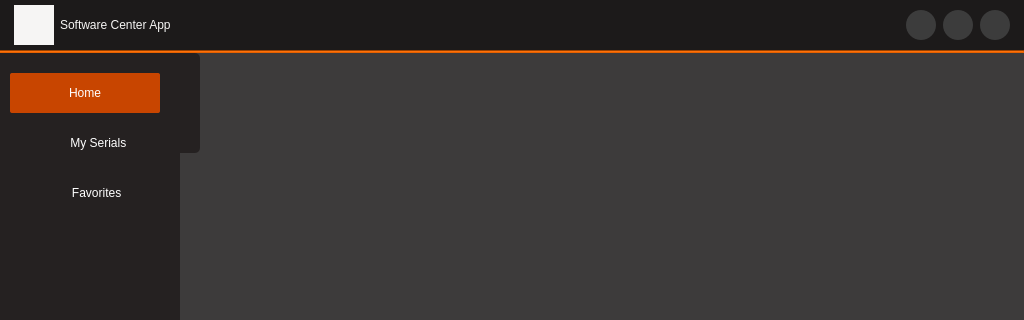
frknrnn/Qt_AppStore, file mainwindow.ui: the form before one commit; both pictures show x 0 to 1024 and y 0 to 320 of the 1024 by 640 pixel window.
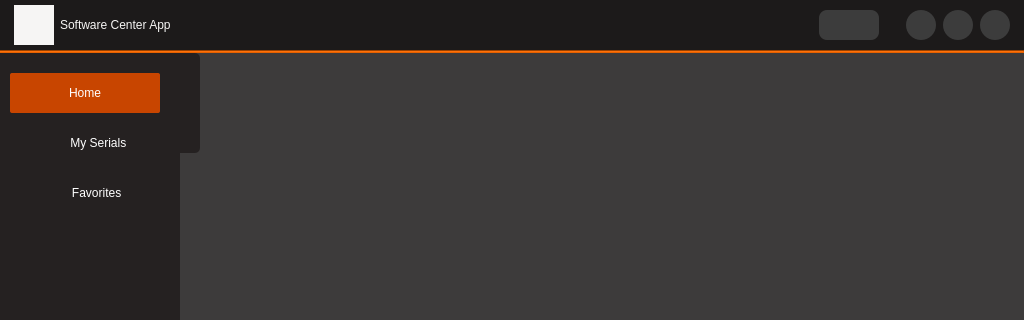
The form after the commit. Icons and pictures are not drawn.

Commit message: MainWindow arayüzüne settings button eklendi.

```diff
--- a/mainwindow.ui
+++ b/mainwindow.ui
@@ -55,7 +55,7 @@
       </property>
       <layout class="QHBoxLayout" name="horizontalLayout">
        <property name="spacing">
-        <number>0</number>
+        <number>20</number>
        </property>
        <property name="leftMargin">
         <number>5</number>
@@ -148,6 +148,97 @@
          </property>
         </spacer>
        </item>
+       <item>
+        <widget class="QFrame" name="frame">
+         <property name="minimumSize">
+          <size>
+           <width>100</width>
+           <height>0</height>
+          </size>
+         </property>
+         <property name="maximumSize">
+          <size>
+           <width>100</width>
+           <height>16777215</height>
+          </size>
+         </property>
+         <property name="frameShape">
+          <enum>QFrame::NoFrame</enum>
+         </property>
+         <property name="frameShadow">
+          <enum>QFrame::Raised</enum>
+         </property>
+         <layout class="QHBoxLayout" name="horizontalLayout_8">
+          <property name="spacing">
+           <number>0</number>
+          </property>
+          <property name="leftMargin">
+           <number>0</number>
+          </property>
+          <property name="topMargin">
+           <number>0</number>
+          </property>
+          <property name="rightMargin">
+           <number>0</number>
+          </property>
+          <property name="bottomMargin">
+           <number>0</number>
+          </property>
+          <item>
+           <spacer name="horizontalSpacer_2">
+            <property name="orientation">
+             <enum>Qt::Horizontal</enum>
+            </property>
+            <property name="sizeHint" stdset="0">
+             <size>
+              <width>40</width>
+              <height>20</height>
+             </size>
+            </property>
+           </spacer>
+          </item>
+          <item>
+           <widget class="QPushButton" name="pushButton">
+            <property name="minimumSize">
+             <size>
+              <width>60</width>
+              <height>30</height>
+             </size>
+            </property>
+            <property name="maximumSize">
+             <size>
+              <width>60</width>
+              <height>30</height>
+             </size>
+            </property>
+            <property name="cursor">
+             <cursorShape>PointingHandCursor</cursorShape>
+            </property>
+            <property name="styleSheet">
+             <string notr="true">QPushButton{
+background-image: url(:/icons/Assets/icons/settings.png);
+background-color: rgb(60, 60, 60);
+border:none;
+border-radius:8px;
+background-repeat: no-repeat;
+background-position: center;
+}
+
+QPushButton::hover{
+background-color:rgb(200, 69, 0);
+border:none;
+background-repeat: no-repeat;
+background-position: center;
+}</string>
+            </property>
+            <property name="text">
+             <string/>
+            </property>
+           </widget>
+          </item>
+         </layout>
+        </widget>
+       </item>
        <item>
         <widget class="QFrame" name="frame_topBarWindowControl">
          <property name="minimumSize">
```
The commit also changes 11 other files.
